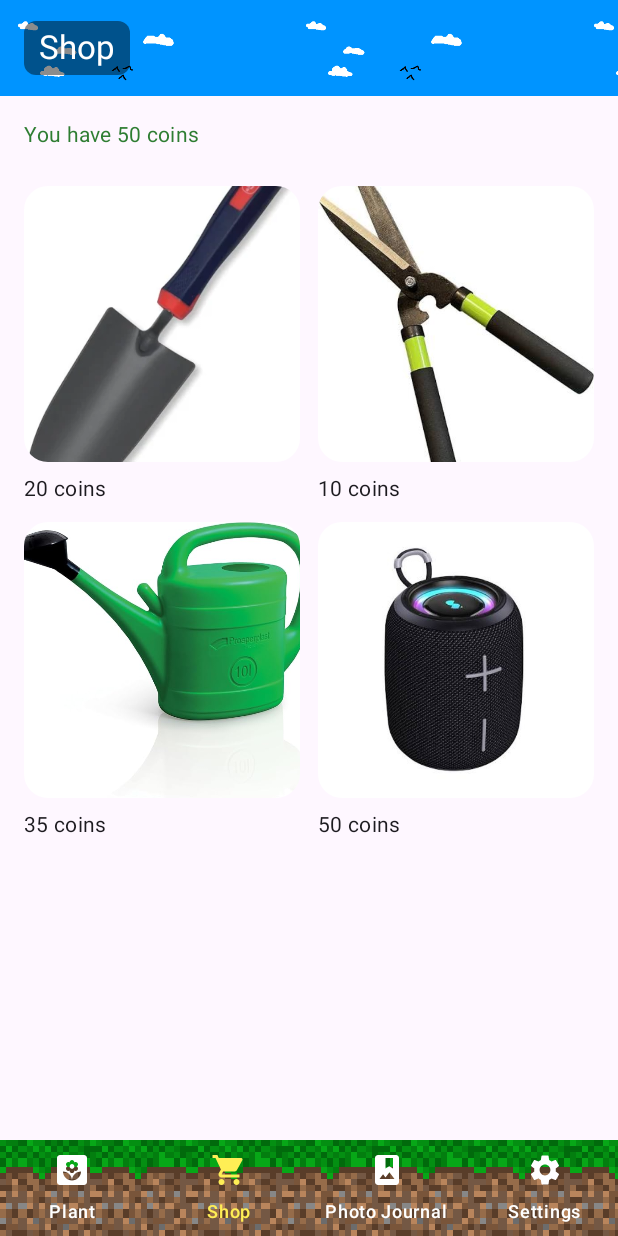
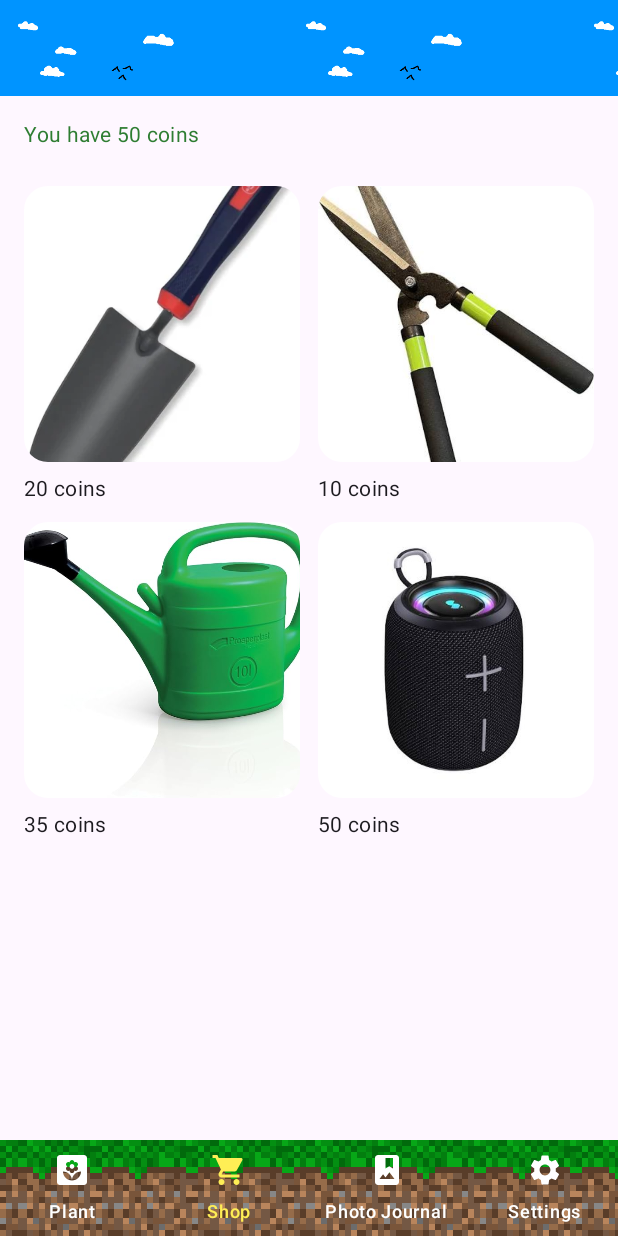
Before and after one commit to Silviu-Sri/Android-Project-3144757, an Android app built with Jetpack Compose: the screen it shows after launch (MainActivity), item 2 of the bottom bar chosen, on a phone screen of 412 x 824 dp. Run offline under Robolectric (Android 15) with nearby library versions, the phone set to English and light mode, and no system bars.

Commit message:
Remove the time and date and the text from top nav, also changed the plant picture

```diff
--- a/app/src/main/java/com/griffith/androidproject_3144757/MainActivity.kt
+++ b/app/src/main/java/com/griffith/androidproject_3144757/MainActivity.kt
@@ -109,26 +109,6 @@ fun MainScreen(onLanguageChange: (String) -> Unit) {
         mutableIntStateOf(0)
     }
 
-    var currentDateTime by remember {
-        mutableStateOf(LocalDateTime.now())
-    }
-
-    LaunchedEffect(Unit) {
-        while (true) {
-            currentDateTime = LocalDateTime.now()
-            delay(1000L.milliseconds)
-        }
-    }
-
-    val dateFormatter = DateTimeFormatter.ofPattern(
-        "EEEE, dd MMMM yyyy",
-        LocalConfiguration.current.locales[0]
-    )
-
-    val timeFormatter = DateTimeFormatter.ofPattern(
-        "HH:mm:ss"
-    )
-
     val context = LocalContext.current
     val dirtBitmap = remember {
         BitmapFactory.decodeResource(context.resources, R.drawable.bottom_nav_dirt)
@@ -185,34 +165,7 @@ fun MainScreen(onLanguageChange: (String) -> Unit) {
                     }
             ) {
                 TopAppBar(
-                    title = {
-                        Box(
-                            modifier = Modifier
-                                .clip(RoundedCornerShape(8.dp))
-                                .background(Color.Black.copy(alpha = 0.45f))
-                                .padding(horizontal = 10.dp, vertical = 4.dp)
-                        ) {
-                            if (selectedTab == 0) {
-                                Column(
-                                    verticalArrangement = Arrangement.spacedBy(1.dp)
-                                ) {
-                                    Text(
-                                        text = currentDateTime.format(dateFormatter),
-                                        fontSize = 12.sp,
-                                        color = Color.White
-                                    )
-                                    Text(
-                                        text = currentDateTime.format(timeFormatter),
-                                        fontSize = 16.sp,
-                                        fontWeight = FontWeight.Bold,
-                                        color = Color(0xFFFFEE55)
-                                    )
-                                }
-                            } else {
-                                Text(titles[selectedTab], color = Color.White)
-                            }
-                        }
-                    },
+                    title = { },
                     colors = TopAppBarDefaults.topAppBarColors(
                         containerColor = Color.Transparent
                     )
```
Also changed, not shown: app/src/main/res/drawable/plant_image_3.png.
